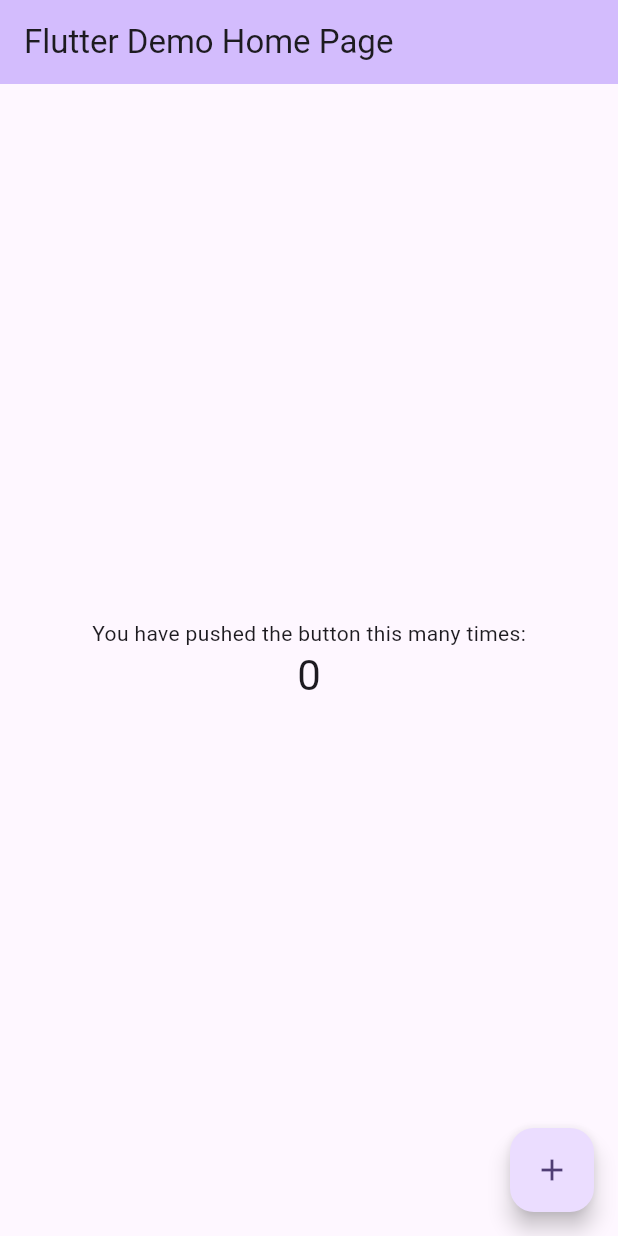
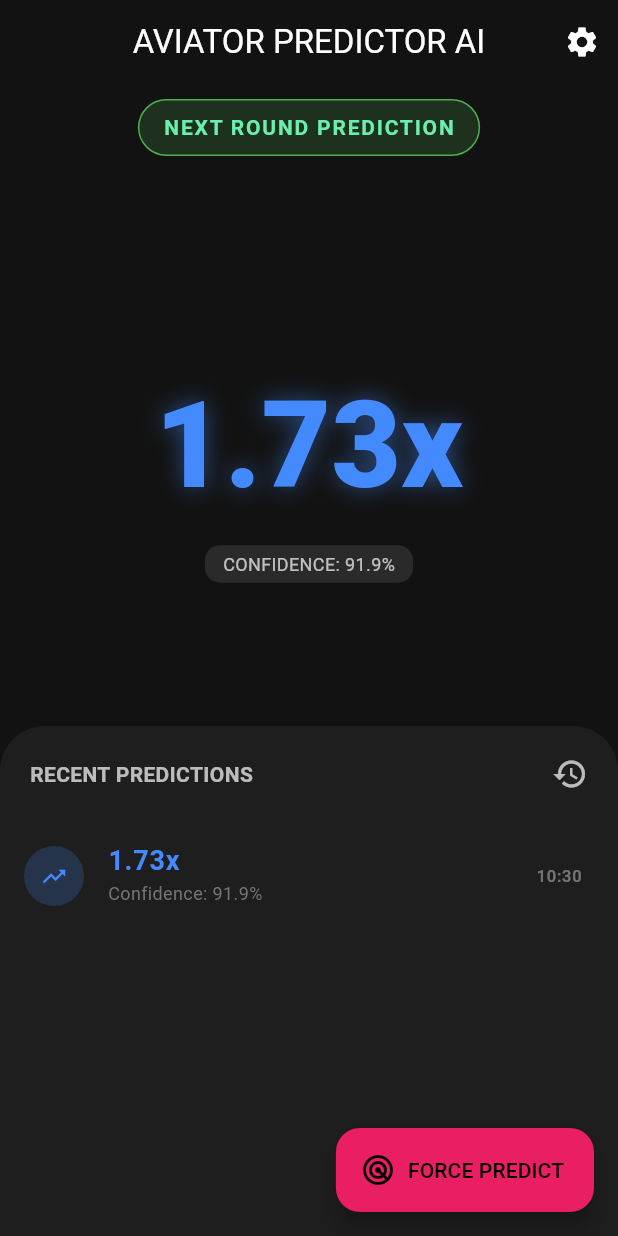
Before and after one commit to could-ai/019aa3d4-974a-7c42-97de-2e39e2df12a8, a Flutter app: the screen it shows after launch, on a phone screen of 412 x 824 dp. Run offline on Flutter 3.47's test engine with Material 3 defaults, Android fonts, the phone set to English and light mode, and no system bars.

Commit message:
Initialize the application with a dark theme suitable for a gaming utility app. Set up the main entry point and routing to the HomeScreen.; Create the main HomeScreen with a futuristic dashboard UI. Includes a status indicator, a large animated prediction display, and a history list of past predictions. Implements a simulation loop to mimic real-time data analysis and prediction generation.; Implement a mock prediction service. This service uses weighted random generation to simulate realistic-looking Aviator game multipliers, favoring lower numbers but occasionally producing high 'jackpot' numbers to mimic the game's volatility. It also generates a high 'confidence' score to align with the user's request.

```diff
--- a/usr/lib/main.dart
+++ b/usr/lib/main.dart
@@ -1,120 +1,34 @@
 import 'package:flutter/material.dart';
+import 'screens/home_screen.dart';
 
 void main() {
-  runApp(const MyApp());
+  runApp(const AviatorPredictorApp());
 }
 
-class MyApp extends StatelessWidget {
-  const MyApp({super.key});
+class AviatorPredictorApp extends StatelessWidget {
+  const AviatorPredictorApp({super.key});
 
-  // This widget is the root of your application.
   @override
   Widget build(BuildContext context) {
     return MaterialApp(
-      title: 'Flutter Demo',
+      title: 'Aviator Predictor Pro',
       debugShowCheckedModeBanner: false,
       theme: ThemeData(
-        // This is the theme of your application.
-        //
-        // TRY THIS: Try running your application with "flutter run". You'll see
-        // the application has a purple toolbar. Then, without quitting the app,
-        // try changing the seedColor in the colorScheme below to Colors.green
-        // and then invoke "hot reload" (save your changes or press the "hot
-        // reload" button in a Flutter-supported IDE, or press "r" if you used
-        // the command line to start the app).
-        //
-        // Notice that the counter didn't reset back to zero; the application
-        // state is not lost during the reload. To reset the state, use hot
-        // restart instead.
-        //
-        // This works for code too, not just values: Most code changes can be
-        // tested with just a hot reload.
-        colorScheme: ColorScheme.fromSeed(seedColor: Colors.deepPurple),
+        brightness: Brightness.dark,
+        primaryColor: const Color(0xFFE91E63),
+        scaffoldBackgroundColor: const Color(0xFF121212),
+        colorScheme: const ColorScheme.dark(
+          primary: Color(0xFFE91E63),
+          secondary: Color(0xFF00E676),
+          surface: Color(0xFF1E1E1E),
+        ),
+        useMaterial3: true,
+        fontFamily: 'Roboto',
       ),
-      home: const MyHomePage(title: 'Flutter Demo Home Page'),
+      initialRoute: '/',
+      routes: {
+        '/': (context) => const HomeScreen(),
+      },
     );
   }
 }
-
-class MyHomePage extends StatefulWidget {
-  const MyHomePage({super.key, required this.title});
-
-  // This widget is the home page of your application. It is stateful, meaning
-  // that it has a State object (defined below) that contains fields that affect
-  // how it looks.
-
-  // This class is the configuration for the state. It holds the values (in this
-  // case the title) provided by the parent (in this case the App widget) and
-  // used by the build method of the State. Fields in a Widget subclass are
-  // always marked "final".
-
-  final String title;
-
-  @override
-  State<MyHomePage> createState() => _MyHomePageState();
-}
-
-class _MyHomePageState extends State<MyHomePage> {
-  int _counter = 0;
-
-  void _incrementCounter() {
-    setState(() {
-      // This call to setState tells the Flutter framework that something has
-      // changed in this State, which causes it to rerun the build method below
-      // so that the display can reflect the updated values. If we changed
-      // _counter without calling setState(), then the build method would not be
-      // called again, and so nothing would appear to happen.
-      _counter++;
-    });
-  }
-
-  @override
-  Widget build(BuildContext context) {
-    // This method is rerun every time setState is called, for instance as done
-    // by the _incrementCounter method above.
-    //
-    // The Flutter framework has been optimized to make rerunning build methods
-    // fast, so that you can just rebuild anything that needs updating rather
-    // than having to individually change instances of widgets.
-    return Scaffold(
-      appBar: AppBar(
-        // TRY THIS: Try changing the color here to a specific color (to
-        // Colors.amber, perhaps?) and trigger a hot reload to see the AppBar
-        // change color while the other colors stay the same.
-        backgroundColor: Theme.of(context).colorScheme.inversePrimary,
-        // Here we take the value from the MyHomePage object that was created by
-        // the App.build method, and use it to set our appbar title.
-        title: Text(widget.title),
-      ),
-      body: Center(
-        // Center is a layout widget. It takes a single child and positions it
-        // in the middle of the parent.
-        child: Column(
-          // Column is also a layout widget. It takes a list of children and
-          // arranges them vertically. By default, it sizes itself to fit its
-          // children horizontally, and tries to be as tall as its parent.
-          //
-          // Column has various properties to control how it sizes itself and
-          // how it positions its children. Here we use mainAxisAlignment to
-          // center the children vertically; the main axis here is the vertical
-          // axis because Columns are vertical (the cross axis would be
-          // horizontal).
-          //
-          // TRY THIS: Invoke "debug painting" (choose the "Toggle Debug Paint"
-          // action in the IDE, or press "p" in the console), to see the
-          // wireframe for each widget.
-          mainAxisAlignment: MainAxisAlignment.center,
-          children: <Widget>[
-            const Text('You have pushed the button this many times:'),
-            Text('$_counter', style: Theme.of(context).textTheme.headlineMedium),
-          ],
-        ),
-      ),
-      floatingActionButton: FloatingActionButton(
-        onPressed: _incrementCounter,
-        tooltip: 'Increment',
-        child: const Icon(Icons.add),
-      ), // This trailing comma makes auto-formatting nicer for build methods.
-    );
-  }
-}
--- /dev/null
+++ b/usr/lib/screens/home_screen.dart
@@ -0,0 +1,287 @@
+import 'dart:async';
+import 'dart:math';
+import 'package:flutter/material.dart';
+import '../services/mock_predictor.dart';
+
+class HomeScreen extends StatefulWidget {
+  const HomeScreen({super.key});
+
+  @override
+  State<HomeScreen> createState() => _HomeScreenState();
+}
+
+class _HomeScreenState extends State<HomeScreen> with SingleTickerProviderStateMixin {
+  final MockPredictor _predictor = MockPredictor();
+  String _status = "WAITING"; // WAITING, PREDICTING, RESULT
+  double _currentPrediction = 0.00;
+  double _confidence = 0.0;
+  List<Map<String, dynamic>> _history = [];
+  Timer? _timer;
+  late AnimationController _animationController;
+  late Animation<double> _scaleAnimation;
+
+  @override
+  void initState() {
+    super.initState();
+    _animationController = AnimationController(
+      vsync: this,
+      duration: const Duration(milliseconds: 800),
+    );
+    _scaleAnimation = CurvedAnimation(
+      parent: _animationController,
+      curve: Curves.elasticOut,
+    );
+
+    // Start the simulation loop
+    _startSimulationLoop();
+  }
+
+  @override
+  void dispose() {
+    _timer?.cancel();
+    _animationController.dispose();
+    super.dispose();
+  }
+
+  void _startSimulationLoop() {
+    // Simulate the cycle of a round
+    _timer = Timer.periodic(const Duration(seconds: 10), (timer) {
+      _runPredictionCycle();
+    });
+    // Run immediately for first time
+    _runPredictionCycle();
+  }
+
+  Future<void> _runPredictionCycle() async {
+    if (!mounted) return;
+
+    // Phase 1: Waiting/Syncing
+    setState(() {
+      _status = "SYNCING DATA...";
+      _currentPrediction = 0.00;
+      _animationController.reverse();
+    });
+
+    await Future.delayed(const Duration(seconds: 2));
+    if (!mounted) return;
+
+    // Phase 2: Predicting
+    setState(() {
+      _status = "CALCULATING...";
+    });
+
+    await Future.delayed(const Duration(seconds: 2));
+    if (!mounted) return;
+
+    // Phase 3: Result
+    final result = _predictor.generatePrediction();
+    final confidence = _predictor.calculateConfidence();
+
+    setState(() {
+      _status = "NEXT ROUND PREDICTION";
+      _currentPrediction = result;
+      _confidence = confidence;
+      _history.insert(0, {
+        'multiplier': result,
+        'time': DateTime.now(),
+        'confidence': confidence,
+      });
+      if (_history.length > 10) _history.removeLast();
+    });
+
+    _animationController.forward();
+  }
+
+  Color _getMultiplierColor(double value) {
+    if (value < 2.0) return Colors.blueAccent;
+    if (value < 10.0) return Colors.purpleAccent;
+    return const Color(0xFFE91E63); // Pink/Red for high
+  }
+
+  @override
+  Widget build(BuildContext context) {
+    return Scaffold(
+      appBar: AppBar(
+        title: const Text("AVIATOR PREDICTOR AI"),
+        centerTitle: true,
+        backgroundColor: Colors.transparent,
+        elevation: 0,
+        actions: [
+          IconButton(
+            icon: const Icon(Icons.settings),
+            onPressed: () {},
+          ),
+        ],
+      ),
+      body: Column(
+        children: [
+          // Status Indicator
+          Container(
+            padding: const EdgeInsets.symmetric(vertical: 8, horizontal: 16),
+            margin: const EdgeInsets.only(top: 10),
+            decoration: BoxDecoration(
+              color: _status == "NEXT ROUND PREDICTION"
+                  ? Colors.green.withOpacity(0.2)
+                  : Colors.orange.withOpacity(0.2),
+              borderRadius: BorderRadius.circular(20),
+              border: Border.all(
+                color: _status == "NEXT ROUND PREDICTION"
+                    ? Colors.green
+                    : Colors.orange,
+                width: 1,
+              ),
+            ),
+            child: Text(
+              _status,
+              style: TextStyle(
+                color: _status == "NEXT ROUND PREDICTION"
+                    ? Colors.greenAccent
+                    : Colors.orangeAccent,
+                fontWeight: FontWeight.bold,
+                letterSpacing: 1.2,
+              ),
+            ),
+          ),
+
+          const SizedBox(height: 40),
+
+          // Main Prediction Display
+          Expanded(
+            flex: 2,
+            child: Center(
+              child: ScaleTransition(
+                scale: _scaleAnimation,
+                child: Column(
+                  mainAxisAlignment: MainAxisAlignment.center,
+                  children: [
+                    if (_currentPrediction > 0) ...[
+                      Text(
+                        "${_currentPrediction.toStringAsFixed(2)}x",
+                        style: TextStyle(
+                          fontSize: 80,
+                          fontWeight: FontWeight.w900,
+                          color: _getMultiplierColor(_currentPrediction),
+                          shadows: [
+                            Shadow(
+                              blurRadius: 20.0,
+                              color: _getMultiplierColor(_currentPrediction).withOpacity(0.5),
+                              offset: const Offset(0, 0),
+                            ),
+                          ],
+                        ),
+                      ),
+                      const SizedBox(height: 10),
+                      Container(
+                        padding: const EdgeInsets.symmetric(horizontal: 12, vertical: 4),
+                        decoration: BoxDecoration(
+                          color: Colors.white10,
+                          borderRadius: BorderRadius.circular(10),
+                        ),
+                        child: Text(
+                          "CONFIDENCE: ${(_confidence * 100).toStringAsFixed(1)}%",
+                          style: const TextStyle(
+                            color: Colors.white70,
+                            fontSize: 12,
+                          ),
+                        ),
+                      ),
+                    ] else ...[
+                      const CircularProgressIndicator(
+                        color: Color(0xFFE91E63),
+                      ),
+                      const SizedBox(height: 20),
+                      const Text(
+                        "Analyzing patterns...",
+                        style: TextStyle(color: Colors.white54),
+                      ),
+                    ],
+                  ],
+                ),
+              ),
+            ),
+          ),
+
+          // History Section
+          Expanded(
+            flex: 2,
+            child: Container(
+              width: double.infinity,
+              decoration: const BoxDecoration(
+                color: Color(0xFF1E1E1E),
+                borderRadius: BorderRadius.only(
+                  topLeft: Radius.circular(30),
+                  topRight: Radius.circular(30),
+                ),
+              ),
+              child: Column(
+                children: [
+                  Padding(
+                    padding: const EdgeInsets.all(20.0),
+                    child: Row(
+                      mainAxisAlignment: MainAxisAlignment.spaceBetween,
+                      children: [
+                        const Text(
+                          "RECENT PREDICTIONS",
+                          style: TextStyle(
+                            fontWeight: FontWeight.bold,
+                            color: Colors.white70,
+                          ),
+                        ),
+                        Icon(Icons.history, color: Colors.white70),
+                      ],
+                    ),
+                  ),
+                  Expanded(
+                    child: ListView.builder(
+                      itemCount: _history.length,
+                      itemBuilder: (context, index) {
+                        final item = _history[index];
+                        final multiplier = item['multiplier'] as double;
+                        return ListTile(
+                          leading: CircleAvatar(
+                            backgroundColor: _getMultiplierColor(multiplier).withOpacity(0.2),
+                            child: Icon(
+                              Icons.trending_up,
+                              color: _getMultiplierColor(multiplier),
+                              size: 18,
+                            ),
+                          ),
+                          title: Text(
+                            "${multiplier.toStringAsFixed(2)}x",
+                            style: TextStyle(
+                              color: _getMultiplierColor(multiplier),
+                              fontWeight: FontWeight.bold,
+                              fontSize: 18,
+                            ),
+                          ),
+                          subtitle: Text(
+                            "Confidence: ${(item['confidence'] * 100).toStringAsFixed(1)}%",
+                            style: TextStyle(color: Colors.grey[600], fontSize: 12),
+                          ),
+                          trailing: Text(
+                            "${(item['time'] as DateTime).hour}:${(item['time'] as DateTime).minute.toString().padLeft(2, '0')}",
+                            style: const TextStyle(color: Colors.white38),
+                          ),
+                        );
+                      },
+                    ),
+                  ),
+                ],
+              ),
+            ),
+          ),
+        ],
+      ),
+      floatingActionButton: FloatingActionButton.extended(
+        onPressed: () {
+          _timer?.cancel();
+          _runPredictionCycle();
+          _startSimulationLoop();
+        },
+        label: const Text("FORCE PREDICT"),
+        icon: const Icon(Icons.radar),
+        backgroundColor: const Color(0xFFE91E63),
+      ),
+    );
+  }
+}
--- /dev/null
+++ b/usr/lib/services/mock_predictor.dart
@@ -0,0 +1,35 @@
+import 'dart:math';
+
+class MockPredictor {
+  final Random _random = Random();
+
+  /// Generates a simulated multiplier prediction.
+  /// The logic mimics the distribution of crash games:
+  /// - High probability of low multipliers (1.00x - 2.00x)
+  /// - Medium probability of medium multipliers (2.00x - 10.00x)
+  /// - Low probability of high multipliers (10.00x +)
+  double generatePrediction() {
+    double chance = _random.nextDouble();
+
+    if (chance < 0.50) {
+      // 50% chance: 1.00x - 1.99x (Safe/Low)
+      return 1.00 + _random.nextDouble();
+    } else if (chance < 0.80) {
+      // 30% chance: 2.00x - 5.00x (Medium)
+      return 2.00 + (_random.nextDouble() * 3.0);
+    } else if (chance < 0.95) {
+      // 15% chance: 5.00x - 15.00x (High)
+      return 5.00 + (_random.nextDouble() * 10.0);
+    } else {
+      // 5% chance: 15.00x - 100.00x (Jackpot)
+      return 15.00 + (_random.nextDouble() * 85.0);
+    }
+  }
+
+  /// Generates a fake "confidence" score for the prediction.
+  /// Usually high to satisfy the user's request for "accuracy".
+  double calculateConfidence() {
+    // Returns a value between 0.85 and 0.99
+    return 0.85 + (_random.nextDouble() * 0.14);
+  }
+}
```
